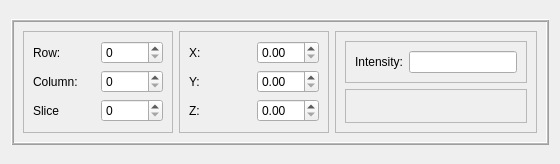
Above: forms/voxelInformationWidget.ui from isis-group/vast before the change. Below: the same form after it.
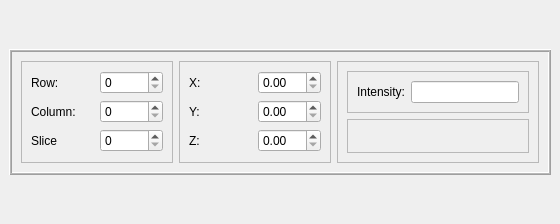
That is the form after the change.

```diff
--- a/forms/voxelInformationWidget.ui
+++ b/forms/voxelInformationWidget.ui
@@ -7,21 +7,45 @@
     <x>0</x>
     <y>0</y>
     <width>560</width>
-    <height>164</height>
+    <height>224</height>
    </rect>
   </property>
+  <property name="sizePolicy">
+   <sizepolicy hsizetype="Preferred" vsizetype="Maximum">
+    <horstretch>0</horstretch>
+    <verstretch>0</verstretch>
+   </sizepolicy>
+  </property>
+  <property name="minimumSize">
+   <size>
+    <width>300</width>
+    <height>100</height>
+   </size>
+  </property>
   <property name="windowTitle">
    <string>Form</string>
   </property>
   <layout class="QHBoxLayout" name="horizontalLayout_2">
+   <property name="spacing">
+    <number>9</number>
+   </property>
+   <property name="margin">
+    <number>9</number>
+   </property>
    <item>
     <widget class="QFrame" name="frame_4">
      <property name="sizePolicy">
-      <sizepolicy hsizetype="Preferred" vsizetype="Maximum">
+      <sizepolicy hsizetype="Minimum" vsizetype="Maximum">
        <horstretch>0</horstretch>
        <verstretch>0</verstretch>
       </sizepolicy>
      </property>
+     <property name="minimumSize">
+      <size>
+       <width>300</width>
+       <height>80</height>
+      </size>
+     </property>
      <property name="frameShape">
       <enum>QFrame::Box</enum>
      </property>
@@ -37,6 +61,12 @@
      <layout class="QHBoxLayout" name="horizontalLayout">
       <item>
        <widget class="QFrame" name="frame">
+        <property name="sizePolicy">
+         <sizepolicy hsizetype="Preferred" vsizetype="Preferred">
+          <horstretch>0</horstretch>
+          <verstretch>0</verstretch>
+         </sizepolicy>
+        </property>
         <property name="frameShape">
          <enum>QFrame::StyledPanel</enum>
         </property>
@@ -79,6 +109,12 @@
       </item>
       <item>
        <widget class="QFrame" name="frame_2">
+        <property name="sizePolicy">
+         <sizepolicy hsizetype="Preferred" vsizetype="Preferred">
+          <horstretch>0</horstretch>
+          <verstretch>0</verstretch>
+         </sizepolicy>
+        </property>
         <property name="frameShape">
          <enum>QFrame::StyledPanel</enum>
         </property>
@@ -122,7 +158,7 @@
       <item>
        <widget class="QFrame" name="frame_3">
         <property name="sizePolicy">
-         <sizepolicy hsizetype="Maximum" vsizetype="Maximum">
+         <sizepolicy hsizetype="Preferred" vsizetype="Preferred">
           <horstretch>0</horstretch>
           <verstretch>0</verstretch>
          </sizepolicy>
@@ -192,7 +228,11 @@
              </widget>
             </item>
             <item>
-             <widget class="QWidget" name="colormapWidget" native="true"/>
+             <widget class="QLabel" name="colromapLabel">
+              <property name="text">
+               <string/>
+              </property>
+             </widget>
             </item>
             <item>
              <widget class="QLabel" name="labelMax">
```
